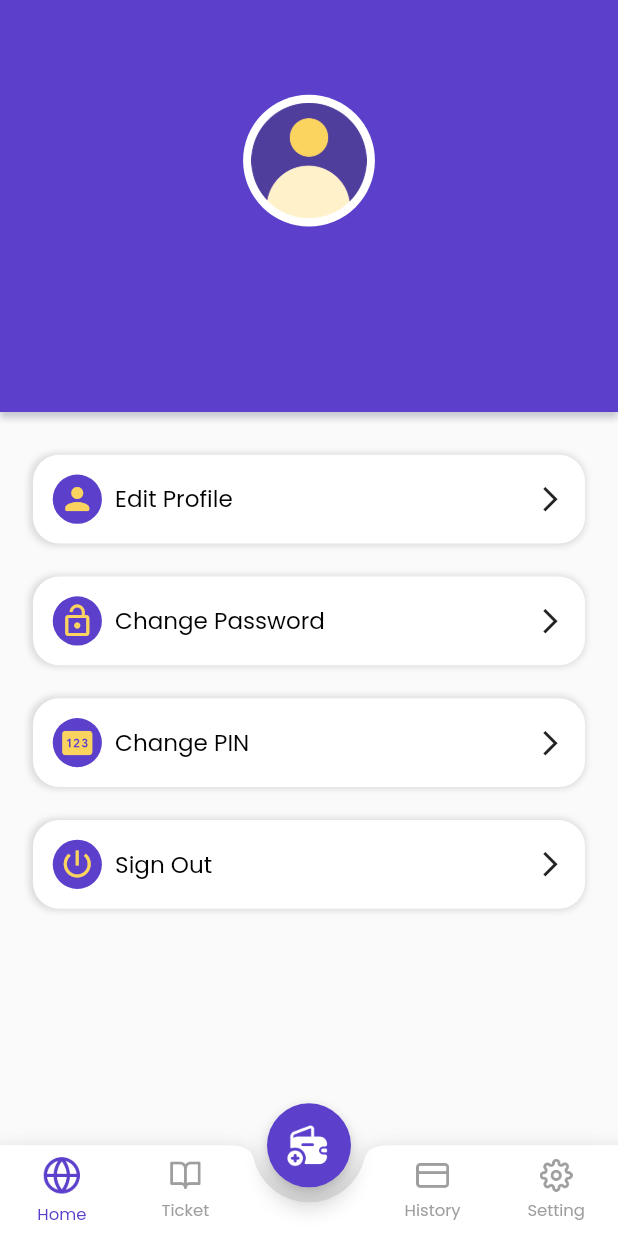
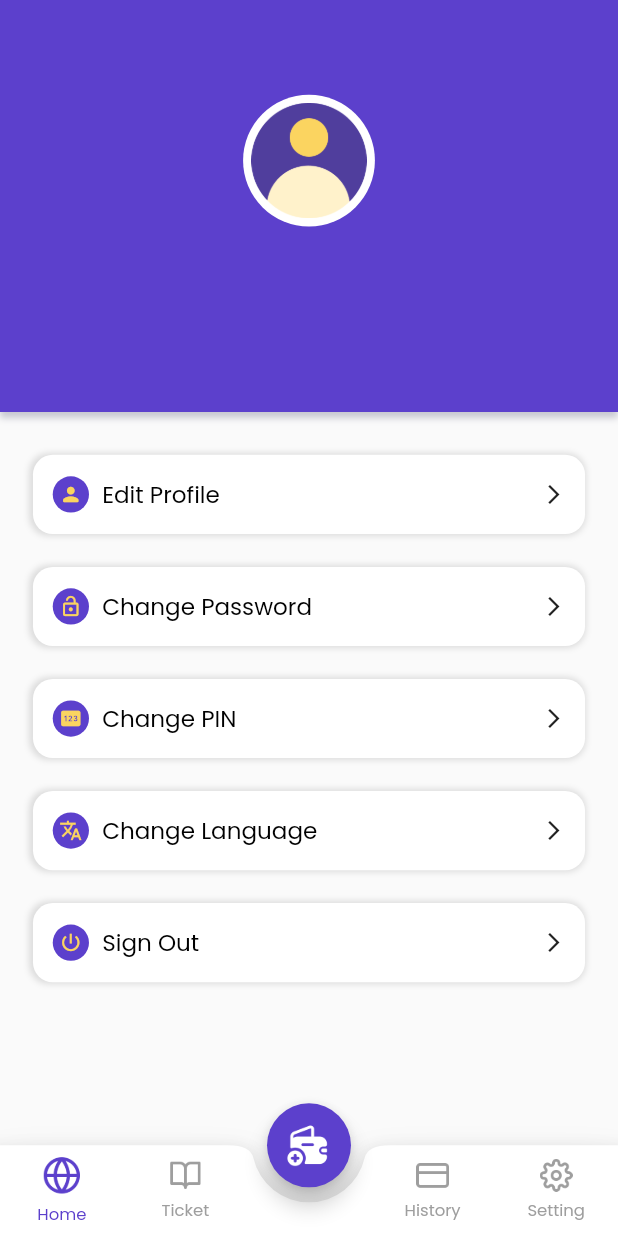
Before and after one commit to fathulaziss/airpedia, a Flutter app: the HomeView screen opened by its route, swiped to page 4, on a phone screen of 412 x 824 dp. Run offline on Flutter 3.47's test engine with Material 2 defaults, Android fonts, the phone set to English and light mode, and no system bars; our stand-ins replace cloud_firestore, dio, dropdown_button2, equatable, firebase_auth, firebase_core and 10 more; missing offline and left inert: colored_json, easy_mask, flutter_jailbreak_detection; accounts and stored records are empty; project files that could hold a hidden picture were left out.

Commit message:
update change language on menu setting

```diff
--- a/assets/locales/en_US.json
+++ b/assets/locales/en_US.json
@@ -140,6 +140,7 @@
     "whereToFlightToday": "Where to flight today ?",
     "dataNotFound": "Data Not Found",
     "chooseLanguage": "Choose Language",
+    "changeLanguage": "Change Language",
     "home": "Home",
     "ticket": "Ticket",
     "history": "History",
--- a/assets/locales/id_ID.json
+++ b/assets/locales/id_ID.json
@@ -140,6 +140,7 @@
     "whereToFlightToday": "Ke mana penerbangan hari ini ?",
     "dataNotFound": "Data Tidak Ditemukan",
     "chooseLanguage": "Pilih Bahasa",
+    "changeLanguage": "Ubah Bahasa",
     "home": "Beranda",
     "ticket": "Tiket",
     "history": "Riwayat",
--- a/lib/app/modules/home/components/setting_menu.dart
+++ b/lib/app/modules/home/components/setting_menu.dart
@@ -12,7 +12,7 @@ class SettingMenu extends StatelessWidget {
     required this.onTap,
   });
 
-  final Widget icon;
+  final IconData icon;
   final String label;
   final Function() onTap;
 
@@ -21,7 +21,7 @@ class SettingMenu extends StatelessWidget {
     return InkWell(
       onTap: onTap,
       child: CardApp(
-        radius: 16.w,
+        radius: 12.w,
         margin: EdgeInsets.symmetric(horizontal: Insets.xl, vertical: 10.w),
         isShowShadows: true,
         shadows: Shadows.shadowsUp,
@@ -33,11 +33,11 @@ class SettingMenu extends StatelessWidget {
                 shape: BoxShape.circle,
                 color: AppColor.primaryColor,
               ),
-              child: icon,
+              child: Icon(icon, color: AppColor.yellowColor3, size: 14.w),
             ),
             horizontalSpace(Insets.sm),
             Expanded(child: Text(label, style: TextStyles.text)),
-            Icon(Icons.arrow_forward_ios, size: 18.w)
+            Icon(Icons.arrow_forward_ios, size: 14.w)
           ],
         ),
       ),
--- a/lib/app/modules/home/controllers/setting_controller.dart
+++ b/lib/app/modules/home/controllers/setting_controller.dart
@@ -1,6 +1,8 @@
 import 'package:airpedia/app/controllers/user_info_controller.dart';
+import 'package:airpedia/app/controllers/utility_controller.dart';
 import 'package:get/get.dart';
 
 class SettingController extends GetxController {
   final cUserInfo = Get.find<UserInfoController>();
+  final cUtility = Get.find<UtilityController>();
 }
--- a/lib/app/modules/home/tab/tab_setting.dart
+++ b/lib/app/modules/home/tab/tab_setting.dart
@@ -1,8 +1,9 @@
 import 'package:airpedia/app/modules/home/components/setting_header.dart';
+import 'package:airpedia/app/modules/home/components/setting_language_bottomsheet.dart';
 import 'package:airpedia/app/modules/home/components/setting_menu.dart';
 import 'package:airpedia/app/modules/home/controllers/setting_controller.dart';
 import 'package:airpedia/services/app_cycle_service.dart';
-import 'package:airpedia/styles/colors.dart';
+import 'package:airpedia/widgets/others/bottomsheet_custom.dart';
 import 'package:airpedia/widgets/others/show_dialog.dart';
 import 'package:flutter/material.dart';
 import 'package:get/get.dart';
@@ -16,25 +17,33 @@ class TabSetting extends GetView<SettingController> {
       children: [
         SettingHeader(data: controller.cUserInfo.dataUser.value),
         SettingMenu(
-          icon: const Icon(Icons.person_rounded, color: AppColor.yellowColor3),
+          icon: Icons.person_rounded,
           label: 'editProfile'.tr,
           onTap: () {},
         ),
         SettingMenu(
-          icon: const Icon(Icons.lock_open, color: AppColor.yellowColor3),
+          icon: Icons.lock_open,
           label: 'changePassword'.tr,
           onTap: () {},
         ),
         SettingMenu(
-          icon: const Icon(Icons.pin, color: AppColor.yellowColor3),
+          icon: Icons.pin,
           label: 'changePin'.tr,
           onTap: () {},
         ),
         SettingMenu(
-          icon: const Icon(
-            Icons.power_settings_new,
-            color: AppColor.yellowColor3,
-          ),
+          icon: Icons.translate,
+          label: 'changeLanguage'.tr,
+          onTap: () {
+            BottomSheetCustom(
+              context: context,
+              initialChildSize: 0.31,
+              child: const SettingLanguageBottomsheet(),
+            ).showData();
+          },
+        ),
+        SettingMenu(
+          icon: Icons.power_settings_new,
           label: 'signOut'.tr,
           onTap: () {
             showPopUpConfirmation(
```
Also changed, not shown: lib/app/modules/home/components/setting_language_bottomsheet.dart (added, +41 -0 lines), lib/app/modules/home/components/setting_language_item.dart (added, +49 -0 lines), lib/generated/locales.g.dart.
